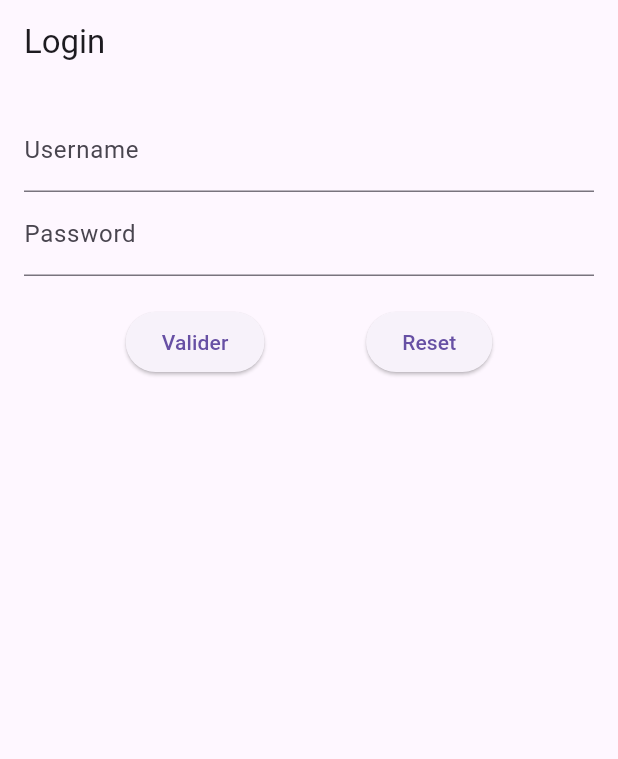
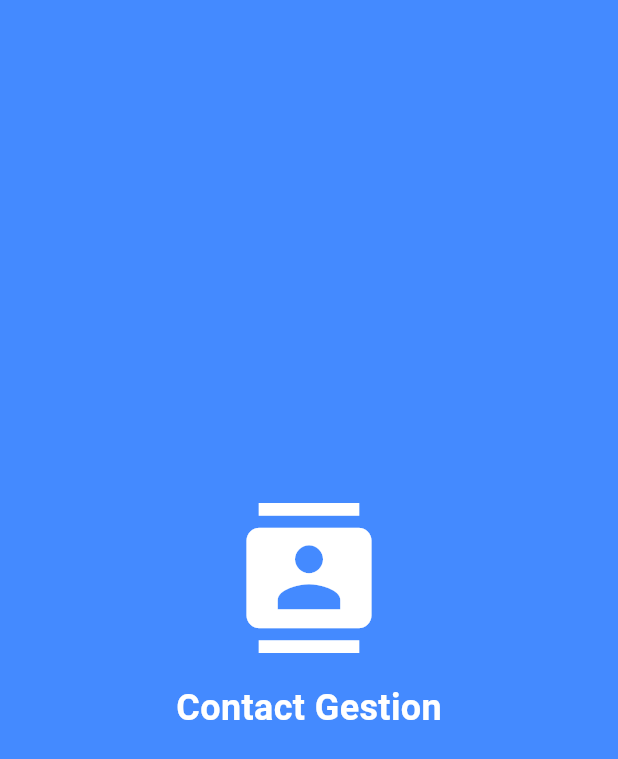
Before and after one commit to mehdi-benhariz/gestion_contact, a Flutter app: the first screen one second after launch, on a phone screen of 412 x 824 dp. Shown: the top 759 px of the screen. Run offline on Flutter 3.47's test engine with Material 3 defaults, Android fonts, the light colour scheme and no system bars; our stand-ins replace go_router, shared_preferences, sqflite; accounts and stored records are empty.

Commit message:
add spash screen , call and minor modifs

```diff
--- a/lib/main.dart
+++ b/lib/main.dart
@@ -4,6 +4,7 @@ import 'package:contact_gesion/src/auth/auth_view.dart';
 import 'package:contact_gesion/src/contact/contact_controller.dart';
 import 'package:contact_gesion/src/contact/contact_view.dart';
 import 'package:contact_gesion/src/welcome/welcome_screen.dart';
+import 'package:contact_gesion/src/splash_screen.dart'; // Import the splash screen
 import 'package:flutter/material.dart';
 import 'package:go_router/go_router.dart';
 
@@ -12,6 +13,8 @@ void main() {
 }
 
 class MyApp extends StatefulWidget {
+  const MyApp({super.key});
+
   @override
   _MyAppState createState() => _MyAppState();
 }
@@ -32,6 +35,10 @@ class _MyAppState extends State<MyApp> {
     _router = GoRouter(
       routes: [
         GoRoute(
+          path: '/splash', // Splash screen route
+          builder: (context, state) => SplashScreen(),
+        ),
+        GoRoute(
           path: '/',
           builder: (context, state) => AuthScreen(_authController),
         ),
@@ -46,17 +53,16 @@ class _MyAppState extends State<MyApp> {
           path: '/contacts',
           builder: (context, state) => ContactHomePage(
             controller: _contactController,
+            authController: _authController,
           ),
         ),
       ],
-      redirect: (BuildContext context, GoRouterState state) async {
-        final storedUser = await _authController.getStoredUser();
-        if (storedUser != null && state.location == '/') {
-          return '/welcome';
-        }
-        return null;
-      },
     );
+
+    // Show splash screen first
+    Future.delayed(Duration.zero, () {
+      _router.go('/splash');
+    });
   }
 
   @override
--- a/lib/src/auth/auth_ccontroller.dart
+++ b/lib/src/auth/auth_ccontroller.dart
@@ -6,9 +6,8 @@ class AuthController {
   AuthController(this._authService);
 
   Future<bool> login(String username, String password) async {
-    if (username.isEmpty || password.isEmpty) {
-      return false;
-    }
+    if (username.isEmpty || password.isEmpty) return false;
+
     return await _authService.login(username, password);
   }
 
--- a/lib/src/auth/auth_view.dart
+++ b/lib/src/auth/auth_view.dart
@@ -22,7 +22,7 @@ class _AuthScreenState extends State<AuthScreen> {
       bool success = await widget.controller.login(_username, _password);
       if (success) {
         print("Login success");
-        context.go('/welcome', extra: _username);
+        // context.go('/welcome', extra: _username);
         context.go('/contacts', extra: _username);
       } else {
         ScaffoldMessenger.of(context).showSnackBar(
--- a/lib/src/contact/contact_services.dart
+++ b/lib/src/contact/contact_services.dart
@@ -26,7 +26,7 @@ class ContactService {
   Future<void> callContact(Contact contact) async {
     try {
       print('Calling ${contact.numero}');
-      Uri uri = Uri(scheme: 'tel', path: "22232654");
+      Uri uri = Uri(scheme: 'tel', path: contact.numero);
 
       // Uri uri = Uri(scheme: 'tel', path: contact.numero);
       await launchUrl(uri);
--- /dev/null
+++ b/lib/src/splash_screen.dart
@@ -0,0 +1,46 @@
+import 'package:flutter/material.dart';
+import 'package:go_router/go_router.dart';
+
+class SplashScreen extends StatefulWidget {
+  @override
+  _SplashScreenState createState() => _SplashScreenState();
+}
+
+class _SplashScreenState extends State<SplashScreen> {
+  @override
+  void initState() {
+    super.initState();
+    Future.delayed(Duration(seconds: 3), () {
+      GoRouter.of(context).go('/');
+    });
+  }
+
+  @override
+  Widget build(BuildContext context) {
+    return Scaffold(
+      backgroundColor: Colors.blueAccent,
+      body: Center(
+        child: Column(
+          mainAxisAlignment: MainAxisAlignment.center,
+          children: [
+            // You can replace this with your app logo or any widget
+            Icon(
+              Icons.contacts,
+              size: 100,
+              color: Colors.white,
+            ),
+            SizedBox(height: 20),
+            Text(
+              'Contact Gestion',
+              style: TextStyle(
+                fontSize: 24,
+                fontWeight: FontWeight.bold,
+                color: Colors.white,
+              ),
+            ),
+          ],
+        ),
+      ),
+    );
+  }
+}
```
Also changed, not shown: lib/src/auth/auth_services.dart (+18 -6 lines), lib/src/contact/contact_view.dart (+68 -4 lines).
